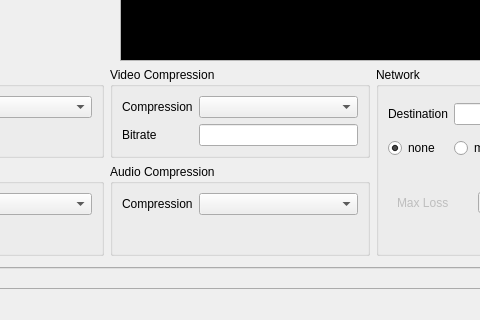
First picture: the form in ultragrid_window.ui, repository mpiatka/ugrid-gui, before the edit; both pictures show x 432 to 912 and y 409 to 729 of the 1097 by 729 pixel window.
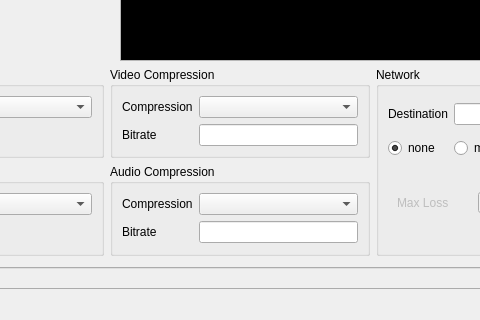
Second picture: the form after the edit.

Commit message: Added audio bitrate option

What changed in the file:
```diff
--- a/ultragrid_window.ui
+++ b/ultragrid_window.ui
@@ -310,6 +310,23 @@
              <item row="0" column="1">
               <widget class="QComboBox" name="audioCompressionComboBox"/>
              </item>
+             <item row="1" column="1">
+              <widget class="QLineEdit" name="audioBitrateEdit">
+               <property name="sizePolicy">
+                <sizepolicy hsizetype="Preferred" vsizetype="Fixed">
+                 <horstretch>0</horstretch>
+                 <verstretch>0</verstretch>
+                </sizepolicy>
+               </property>
+              </widget>
+             </item>
+             <item row="1" column="0">
+              <widget class="QLabel" name="audioBitrateLabel">
+               <property name="text">
+                <string>Bitrate</string>
+               </property>
+              </widget>
+             </item>
             </layout>
            </widget>
           </item>
```
Left out of the diff: 3 changed lines with no effect on the pictures. The commit also changes 3 other files.
